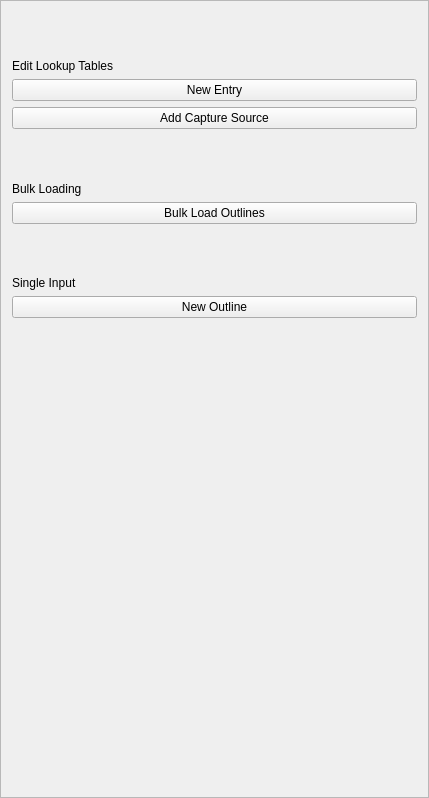
Qt form buildings/gui/menu.ui (linz/nz-buildings) before a commit.
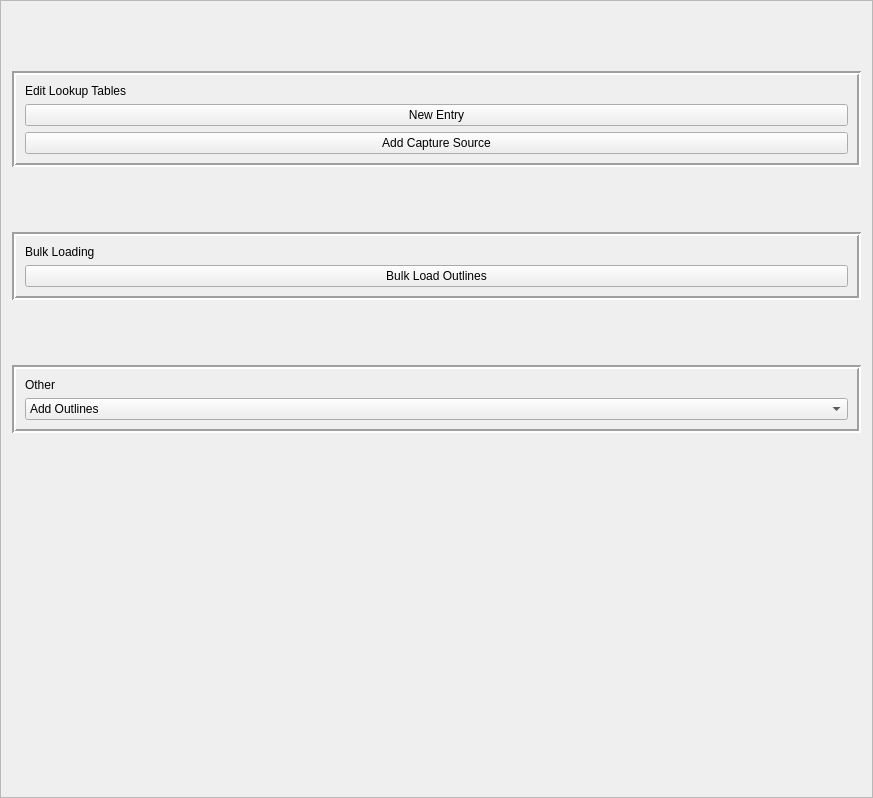
The same form after that commit.

Commit message:
UI changes, allows user to add new outlines to bulk_load and production
2 bugs remain to be fixed, related to the buildings plugin layer registry

```diff
--- a/buildings/gui/menu.ui
+++ b/buildings/gui/menu.ui
@@ -6,7 +6,7 @@
    <rect>
     <x>0</x>
     <y>0</y>
-    <width>429</width>
+    <width>873</width>
     <height>798</height>
    </rect>
   </property>
@@ -19,20 +19,32 @@
   <property name="frameShadow">
    <enum>QFrame::Raised</enum>
   </property>
+  <layout class="QVBoxLayout" name="verticalLayout_3">
+   <item>
+    <spacer name="verticalSpacer">
+     <property name="orientation">
+      <enum>Qt::Vertical</enum>
+     </property>
+     <property name="sizeHint" stdset="0">
+      <size>
+       <width>20</width>
+       <height>40</height>
+      </size>
+     </property>
+    </spacer>
+   </item>
+   <item>
+    <widget class="QFrame" name="frame">
+     <property name="frameShape">
+      <enum>QFrame::Box</enum>
+     </property>
+     <property name="frameShadow">
+      <enum>QFrame::Sunken</enum>
+     </property>
+     <property name="lineWidth">
+      <number>2</number>
+     </property>
   <layout class="QVBoxLayout" name="verticalLayout">
-   <item>
-    <spacer name="verticalSpacer_13">
-     <property name="orientation">
-      <enum>Qt::Vertical</enum>
-     </property>
-     <property name="sizeHint" stdset="0">
-      <size>
-       <width>20</width>
-       <height>40</height>
-      </size>
-     </property>
-    </spacer>
-   </item>
    <item>
     <widget class="QLabel" name="label">
      <property name="text">
@@ -54,8 +66,11 @@
      </property>
     </widget>
    </item>
+     </layout>
+    </widget>
+   </item>
    <item>
-    <spacer name="verticalSpacer_5">
+    <spacer name="verticalSpacer_2">
      <property name="orientation">
       <enum>Qt::Vertical</enum>
      </property>
@@ -67,6 +82,18 @@
      </property>
     </spacer>
    </item>
+   <item>
+    <widget class="QFrame" name="frame_2">
+     <property name="frameShape">
+      <enum>QFrame::Box</enum>
+     </property>
+     <property name="frameShadow">
+      <enum>QFrame::Sunken</enum>
+     </property>
+     <property name="lineWidth">
+      <number>2</number>
+     </property>
+     <layout class="QVBoxLayout" name="verticalLayout_2">
    <item>
     <widget class="QLabel" name="label_3">
      <property name="text">
@@ -81,8 +108,11 @@
      </property>
     </widget>
    </item>
+     </layout>
+    </widget>
+   </item>
    <item>
-    <spacer name="verticalSpacer">
+    <spacer name="verticalSpacer_3">
      <property name="orientation">
       <enum>Qt::Vertical</enum>
      </property>
@@ -94,19 +124,59 @@
      </property>
     </spacer>
    </item>
+   <item>
+    <widget class="QFrame" name="frame_3">
+     <property name="frameShape">
+      <enum>QFrame::Box</enum>
+     </property>
+     <property name="frameShadow">
+      <enum>QFrame::Sunken</enum>
+     </property>
+     <property name="lineWidth">
+      <number>2</number>
+     </property>
+     <layout class="QVBoxLayout" name="verticalLayout_4">
    <item>
     <widget class="QLabel" name="label_2">
      <property name="text">
-      <string>Single Input</string>
+         <string>Other</string>
      </property>
     </widget>
    </item>
    <item>
-    <widget class="QPushButton" name="btn_new_outline">
+       <widget class="QComboBox" name="cmb_add_outline">
+        <item>
      <property name="text">
-      <string>New Outline</string>
-     </property>
-    </widget>
+          <string>Add Outlines</string>
+         </property>
+        </item>
+        <item>
+         <property name="text">
+          <string>Add New Outline to Supplied Dataset</string>
+         </property>
+        </item>
+        <item>
+         <property name="text">
+          <string>Add New Outline to Production</string>
+         </property>
+        </item>
+       </widget>
+      </item>
+     </layout>
+    </widget>
+   </item>
+   <item>
+    <spacer name="verticalSpacer_4">
+     <property name="orientation">
+      <enum>Qt::Vertical</enum>
+     </property>
+     <property name="sizeHint" stdset="0">
+      <size>
+       <width>20</width>
+       <height>40</height>
+      </size>
+     </property>
+    </spacer>
    </item>
    <item>
     <spacer name="verticalSpacer_9">
@@ -122,20 +192,7 @@
     </spacer>
    </item>
    <item>
-    <spacer name="verticalSpacer_12">
-     <property name="orientation">
-      <enum>Qt::Vertical</enum>
-     </property>
-     <property name="sizeHint" stdset="0">
-      <size>
-       <width>20</width>
-       <height>40</height>
-      </size>
-     </property>
-    </spacer>
-   </item>
-   <item>
-    <spacer name="verticalSpacer_10">
+    <spacer name="verticalSpacer_8">
      <property name="orientation">
       <enum>Qt::Vertical</enum>
      </property>
@@ -174,59 +231,7 @@
     </spacer>
    </item>
    <item>
-    <spacer name="verticalSpacer_8">
-     <property name="orientation">
-      <enum>Qt::Vertical</enum>
-     </property>
-     <property name="sizeHint" stdset="0">
-      <size>
-       <width>20</width>
-       <height>40</height>
-      </size>
-     </property>
-    </spacer>
-   </item>
-   <item>
-    <spacer name="verticalSpacer_11">
-     <property name="orientation">
-      <enum>Qt::Vertical</enum>
-     </property>
-     <property name="sizeHint" stdset="0">
-      <size>
-       <width>20</width>
-       <height>40</height>
-      </size>
-     </property>
-    </spacer>
-   </item>
-   <item>
-    <spacer name="verticalSpacer_4">
-     <property name="orientation">
-      <enum>Qt::Vertical</enum>
-     </property>
-     <property name="sizeHint" stdset="0">
-      <size>
-       <width>20</width>
-       <height>40</height>
-      </size>
-     </property>
-    </spacer>
-   </item>
-   <item>
-    <spacer name="verticalSpacer_3">
-     <property name="orientation">
-      <enum>Qt::Vertical</enum>
-     </property>
-     <property name="sizeHint" stdset="0">
-      <size>
-       <width>20</width>
-       <height>40</height>
-      </size>
-     </property>
-    </spacer>
-   </item>
-   <item>
-    <spacer name="verticalSpacer_2">
+    <spacer name="verticalSpacer_5">
      <property name="orientation">
       <enum>Qt::Vertical</enum>
      </property>
```
Lines whose indentation alone changed are shown as unchanged. The commit also changes 14 other files.
